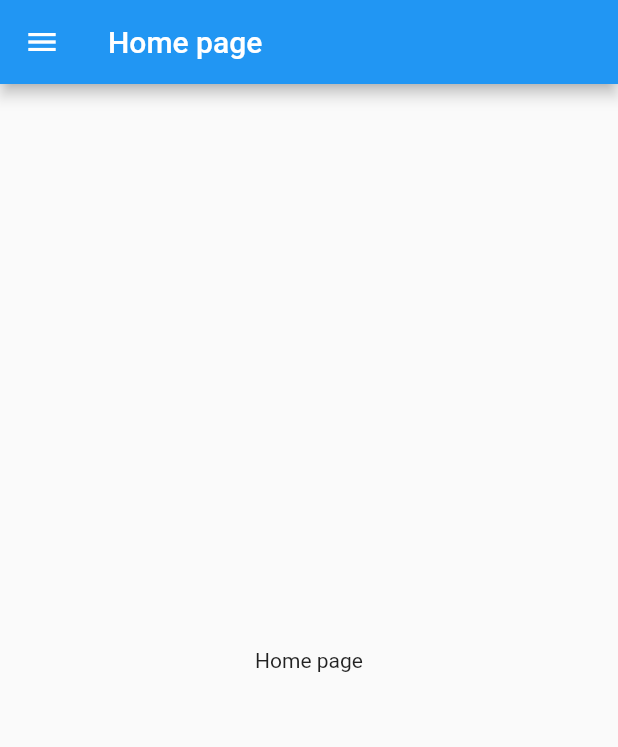
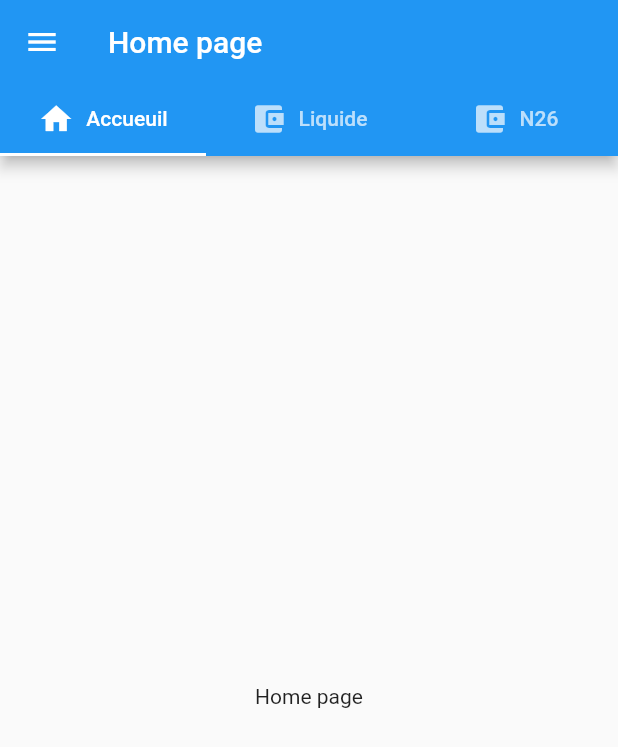
Before and after one commit to AlexBolot/MoneyTracker, a Flutter app: the screen it shows after launch, on a phone screen of 412 x 824 dp. Shown: the top 747 px of the screen. Run offline on Flutter 3.47's test engine with Material 2 defaults, Android fonts, the phone set to English and light mode, and no system bars.

Commit message:
Adding tabs :)

```diff
--- a/lib/views/home.dart
+++ b/lib/views/home.dart
@@ -1,5 +1,6 @@
 import 'package:flutter/material.dart';
 import 'package:money_tracker/widgets/settings.dart';
+import 'package:money_tracker/widgets/description_tab.dart';
 
 class Home extends StatefulWidget {
   static const String routeName = "/Home";
@@ -15,12 +16,24 @@ class Home extends StatefulWidget {
 class _HomeState extends State<Home> {
   @override
   Widget build(BuildContext context) {
-    return Scaffold(
-      appBar: AppBar(title: Text(widget.title)),
-      drawer: Settings(),
-      body: Container(
-        child: Center(
-          child: Text(widget.title),
+    return DefaultTabController(
+      length: 3,
+      child: Scaffold(
+        appBar: AppBar(
+          title: Text(widget.title),
+          bottom: TabBar(
+            tabs: [
+              DescriptionTab(text: "Accueuil", iconData: Icons.home),
+              DescriptionTab(text: "Liquide", iconData: Icons.account_balance_wallet),
+              DescriptionTab(text: "N26", iconData: Icons.account_balance_wallet),
+            ],
+          ),
+        ),
+        drawer: Settings(),
+        body: Container(
+          child: Center(
+            child: Text(widget.title),
+          ),
         ),
       ),
     );
--- a/lib/views/splash_screen.dart
+++ b/lib/views/splash_screen.dart
@@ -65,7 +65,7 @@ class _SplashScreenState extends State<SplashScreen> with SingleTickerProviderSt
   }
 
   applicationLoading() async {
-    await Future.delayed(const Duration(seconds: 5));
+    await Future.delayed(const Duration(seconds: 1));
     loader.dispose();
      Navigator.of(context).pushReplacementNamed(Home.routeName);
   }
--- /dev/null
+++ b/lib/widgets/description_tab.dart
@@ -0,0 +1,29 @@
+import 'package:flutter/material.dart';
+
+class DescriptionTab extends StatefulWidget {
+  final String text;
+  final IconData iconData;
+
+  const DescriptionTab({Key key, this.text, this.iconData}) : super(key: key);
+
+  @override
+  _DescriptionTabState createState() => _DescriptionTabState();
+}
+
+class _DescriptionTabState extends State<DescriptionTab> {
+  @override
+  Widget build(BuildContext context) {
+    return Tab(
+      child: Row(
+        mainAxisAlignment: MainAxisAlignment.center,
+        children: <Widget>[
+          Padding(
+            padding: const EdgeInsets.only(right: 8),
+            child: Icon(widget.iconData),
+          ),
+          Text(widget.text),
+        ],
+      ),
+    );
+  }
+}
```
